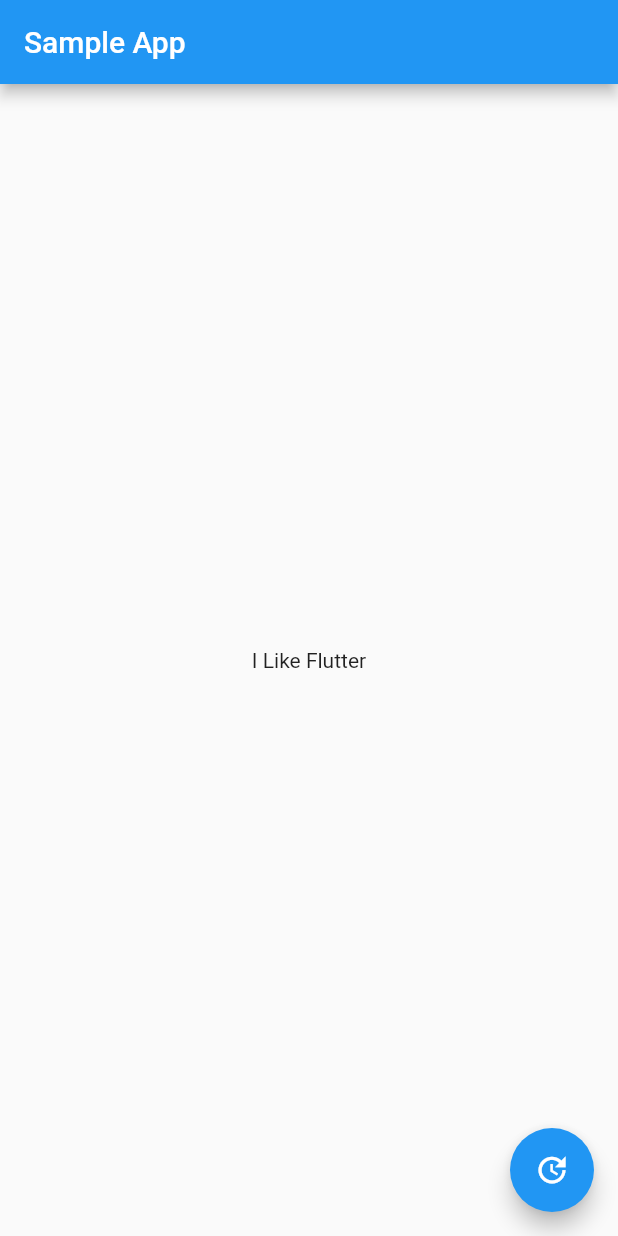
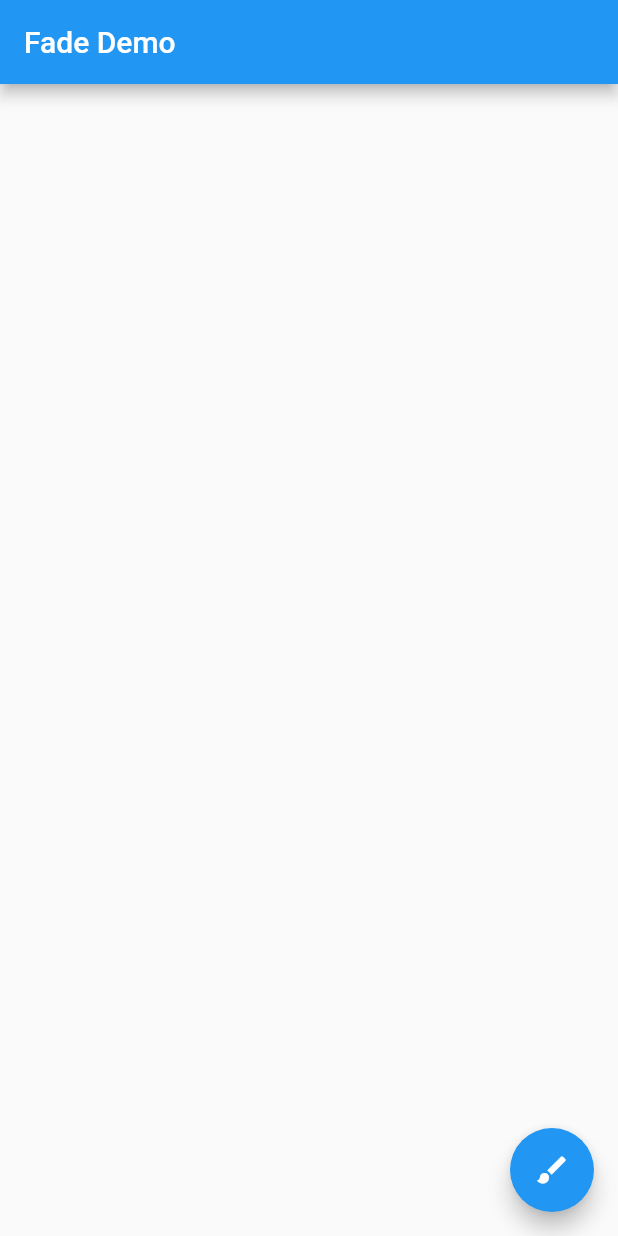
Before and after one commit to cangxue/CXFlutter, a Flutter app: the screen it shows after launch, on a phone screen of 412 x 824 dp. Run offline on Flutter 3.47's test engine with Material 2 defaults, Android fonts, the phone set to English and light mode, and no system bars.

Commit message:
Fade Test

```diff
--- /dev/null
+++ b/lib/sample/MyFadeTest.dart
@@ -0,0 +1,59 @@
+import 'package:flutter/material.dart';
+
+class MyFadeTest extends StatefulWidget {
+  MyFadeTest({Key key, this.title}) : super(key: key);
+
+  final String title;
+
+  @override
+  _MyFadeTestState createState() => _MyFadeTestState();
+}
+
+class _MyFadeTestState extends State<MyFadeTest> with TickerProviderStateMixin {
+  AnimationController controller;
+  CurvedAnimation curve;
+
+  @override
+  void initState() {
+    // TODO: implement initState
+    controller =
+        AnimationController(duration: const Duration(seconds: 2), vsync: this);
+
+    curve = CurvedAnimation(parent: controller, curve: Curves.easeIn);
+
+    // super.initState();
+  }
+
+  @override
+  Widget build(BuildContext context) {
+    return Scaffold(
+      appBar: AppBar(
+        title: Text(widget.title),
+      ),
+      body: Center(
+        child: Container(
+          child: FadeTransition(
+            opacity: curve,
+            child: FlutterLogo(
+              size: 100.0,
+            ),
+          ),
+        ),
+      ),
+      floatingActionButton: FloatingActionButton(
+        tooltip: 'Fade',
+        child: Icon(Icons.brush),
+        onPressed: () {
+          controller.forward();
+        },
+      ),
+    );
+  }
+
+  @override
+  void dispose() {
+    // TODO: implement dispose
+    controller.dispose();
+    super.dispose();
+  }
+}
--- a/lib/sample/sample.dart
+++ b/lib/sample/sample.dart
@@ -1,3 +1,4 @@
+import 'package:CXFlutter/sample/MyFadeTest.dart';
 import 'package:CXFlutter/sample/SampleAppPage.dart';
 import 'package:flutter/material.dart';
 
@@ -12,7 +13,8 @@ class _SampleAppState extends State<SampleApp> {
   @override
   Widget build(BuildContext context) {
     return MaterialApp(
-      home: SapmleAppPage(),
+      title: 'Sample App',
+      home: MyFadeTest(title: 'Fade Demo'),
     );
   }
 }
```
